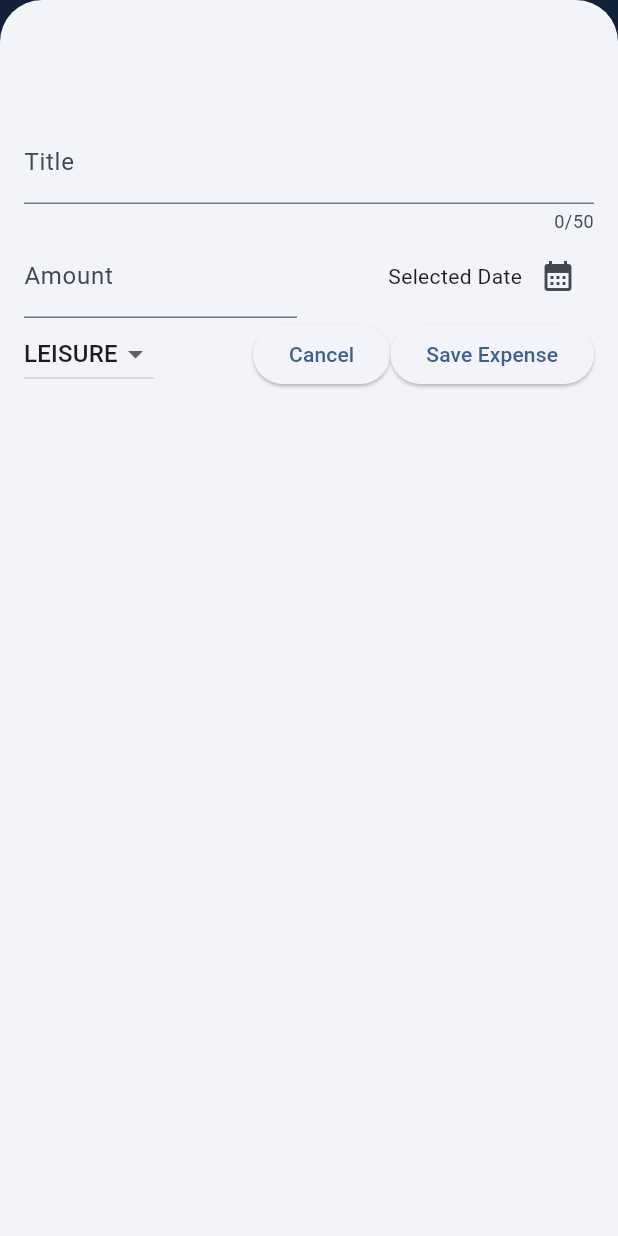
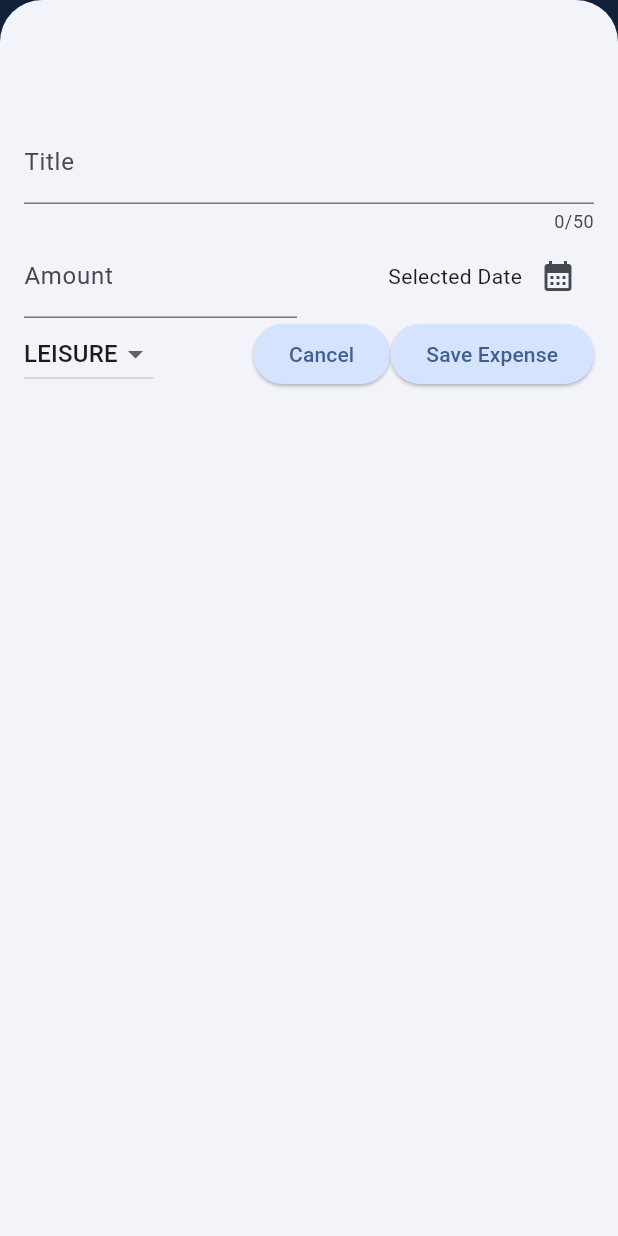
Before and after one commit to CompSciChriss/expense_tracker, a Flutter app: the screen it shows after launch, after a tap on the "add" icon, on a phone screen of 412 x 824 dp. Run offline on Flutter 3.47's test engine with Material 3 defaults, Android fonts, the phone set to English and light mode, and no system bars.

Commit message:
Finished Off Theming

```diff
--- a/lib/main.dart
+++ b/lib/main.dart
@@ -4,10 +4,29 @@ import 'package:flutter/material.dart';
 var kColorScheme = ColorScheme.fromSeed(
   seedColor: const Color.fromARGB(255, 9, 99, 190),
 );
-
+var kDarkColorScheme = ColorScheme.fromSeed(
+  brightness: Brightness.dark,
+  seedColor: const Color.fromARGB(255, 5, 99, 125),
+);
 void main() {
   runApp(
     MaterialApp(
+      darkTheme: ThemeData.dark().copyWith(
+        colorScheme: kDarkColorScheme,
+        cardTheme: const CardTheme().copyWith(
+          color: kDarkColorScheme.secondaryContainer,
+          margin: const EdgeInsets.symmetric(
+            horizontal: 16,
+            vertical: 8,
+          ),
+        ),
+        elevatedButtonTheme: ElevatedButtonThemeData(
+          style: ElevatedButton.styleFrom(
+            backgroundColor: kDarkColorScheme.primaryContainer,
+            foregroundColor: kDarkColorScheme.onPrimaryContainer,
+          ),
+        ),
+      ),
       theme: ThemeData().copyWith(
         colorScheme: kColorScheme,
         appBarTheme: const AppBarTheme().copyWith(
@@ -17,7 +36,19 @@ void main() {
           color: kColorScheme.secondaryContainer,
           margin: const EdgeInsets.symmetric(horizontal: 16, vertical: 8),
         ),
+        elevatedButtonTheme: ElevatedButtonThemeData(
+          style: ElevatedButton.styleFrom(
+              backgroundColor: kColorScheme.primaryContainer),
+        ),
+        textTheme: ThemeData().textTheme.copyWith(
+              titleLarge: TextStyle(
+                fontWeight: FontWeight.bold,
+                color: kColorScheme.onSecondaryContainer,
+                fontSize: 24,
+              ),
+            ),
       ),
+      themeMode: ThemeMode.system,
       home: Expenses(),
     ),
   );
--- a/lib/widgets/expenses_list/expense_item.dart
+++ b/lib/widgets/expenses_list/expense_item.dart
@@ -1,5 +1,5 @@
+import 'package:expense_tracker/models/expense.dart';
 import 'package:flutter/material.dart';
-import 'package:expense_tracker/models/expense.dart';
 
 class ExpenseItem extends StatelessWidget {
   const ExpenseItem({super.key, required this.expense});
@@ -14,22 +14,24 @@ class ExpenseItem extends StatelessWidget {
         ),
         child: Column(
           children: [
-            Text(expense.title),
-            const SizedBox(height: 4),
+            Text(
+              expense.title,
+              style: Theme.of(context).textTheme.titleLarge,
+            ),
+            SizedBox(height: 4),
             Row(
               children: [
-                //could use just toString, but this will limit it to 2 digits
                 Text('\$${expense.amount.toStringAsFixed(2)}'),
                 const Spacer(),
                 Row(
                   children: [
                     Icon(categoryIcons[expense.category]),
                     const SizedBox(width: 8),
-                    Text(expense.formattedDate)
+                    Text(expense.formattedDate),
                   ],
-                ),
+                )
               ],
-            ),
+            )
           ],
         ),
       ),
--- a/lib/widgets/expenses_list/expenses_list.dart
+++ b/lib/widgets/expenses_list/expenses_list.dart
@@ -13,7 +13,15 @@ class ExpensesList extends StatelessWidget {
       itemCount: expenses.length,
       itemBuilder: (ctx, index) => Dismissible(
         key: ValueKey(expenses[index]),
-        onDismissed: (direction){
+        background: Container(
+          margin: EdgeInsets.symmetric(
+            horizontal: Theme.of(context).cardTheme.margin!.horizontal,
+          ),
+          color: Theme.of(context).colorScheme.error.withValues(
+                alpha: .75,
+              ),
+        ),
+        onDismissed: (direction) {
           onRemoveExpense(expenses[index]);
         },
         child: ExpenseItem(expense: expenses[index]),
```
Also changed, not shown: lib/widgets/expenses.dart (+3 -6 lines).
